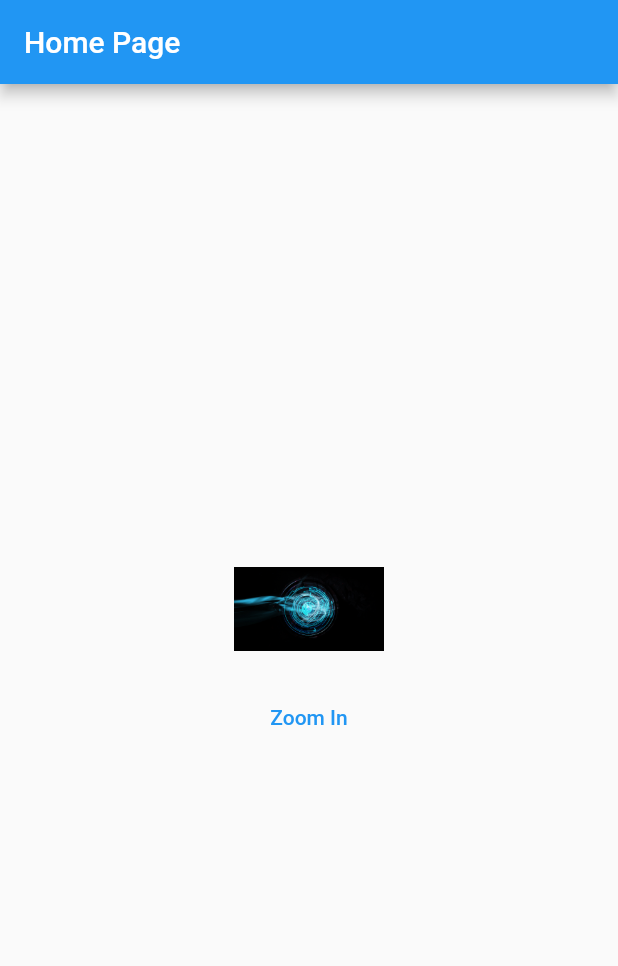
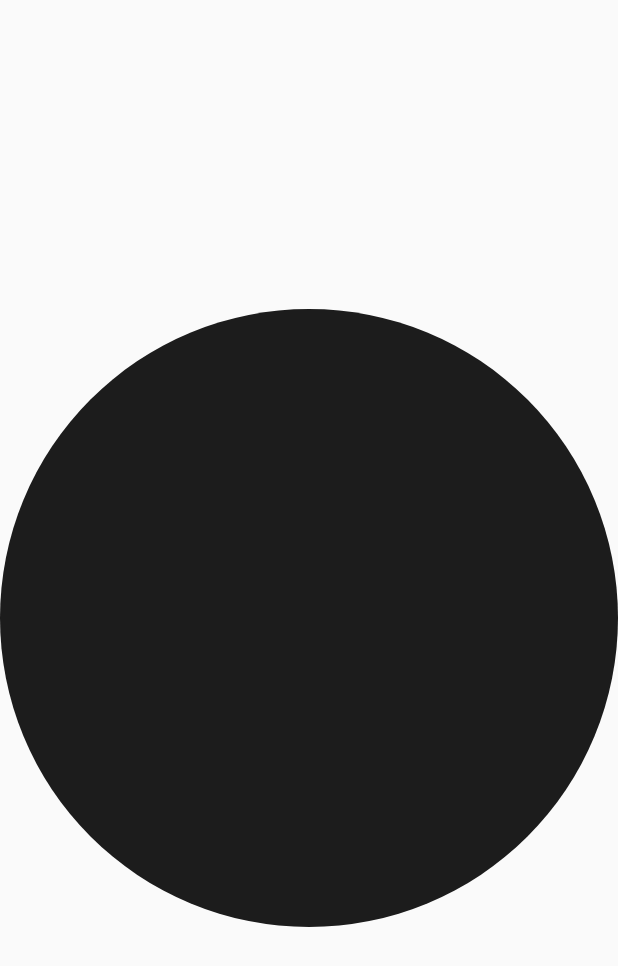
Before and after one commit to andriiSad/animations_advanced, a Flutter app: the screen it shows after launch, on a phone screen of 412 x 824 dp. Shown: the top 966 px of the screen. Run offline on Flutter 3.47's test engine with Material 2 defaults, Android fonts, the light colour scheme and no system bars.

Commit message:
changing colors circle, using TweenAnimationBuilder and CustomClipper

```diff
--- a/lib/main.dart
+++ b/lib/main.dart
@@ -1,4 +1,5 @@
 import 'package:flutter/material.dart';
+import 'dart:math' as math;
 
 void main() {
   runApp(
@@ -13,6 +14,35 @@ void main() {
   );
 }
 
+class CircleClipper extends CustomClipper<Path> {
+  const CircleClipper();
+  @override
+  Path getClip(Size size) {
+    var path = Path();
+
+    final rect = Rect.fromCircle(
+      center: Offset(size.width / 2, size.height / 2),
+      radius: size.width / 2,
+    );
+
+    path.addOval(rect);
+
+    return path;
+  }
+
+  @override
+  bool shouldReclip(covariant CustomClipper<Path> oldClipper) => false;
+}
+
+Color getRandomColor() {
+  return Color.fromARGB(
+    255,
+    math.Random().nextInt(256),
+    math.Random().nextInt(256),
+    math.Random().nextInt(256),
+  );
+}
+
 class HomePage extends StatefulWidget {
   const HomePage({super.key});
 
@@ -20,53 +50,42 @@ class HomePage extends StatefulWidget {
   State<HomePage> createState() => _HomePageState();
 }
 
-const defaultWidth = 100.0;
-
 class _HomePageState extends State<HomePage> {
-  var _isZoomedIn = false;
-  var _buttonTitle = 'Zoom In';
-  var _width = defaultWidth;
-  var _curve = Curves.bounceOut;
+  var _color = getRandomColor();
 
   @override
   Widget build(BuildContext context) {
+    final width = MediaQuery.of(context).size.width;
     return Scaffold(
-      appBar: AppBar(
-        title: const Text('Home Page'),
-      ),
-      body: Column(
-        mainAxisAlignment: MainAxisAlignment.center,
-        children: [
-          Row(
-            mainAxisAlignment: MainAxisAlignment.center,
-            children: [
-              AnimatedContainer(
-                width: _width,
-                duration: const Duration(milliseconds: 370),
-                curve: _curve,
-                child: Image.asset(
-                  'assets/images/wallpaper.png',
+      body: Center(
+        child: ClipPath(
+          clipper: const CircleClipper(),
+          child: TweenAnimationBuilder(
+            tween: ColorTween(
+              begin: getRandomColor(),
+              end: _color,
+            ),
+            onEnd: () {
+              setState(() {
+                _color = getRandomColor();
+              });
+            },
+            duration: const Duration(seconds: 1),
+            builder: (context, color, child) {
+              return ColorFiltered(
+                colorFilter: ColorFilter.mode(
+                  color!,
+                  BlendMode.srcATop,
                 ),
-              ),
-            ],
-          ),
-          const SizedBox(height: 20),
-          TextButton(
-            onPressed: () {
-              setState(
-                () {
-                  _isZoomedIn = !_isZoomedIn;
-                  _buttonTitle = _isZoomedIn ? 'Zoom Out' : 'Zoom In';
-                  _width = _isZoomedIn
-                      ? MediaQuery.of(context).size.width
-                      : defaultWidth;
-                  _curve = _isZoomedIn ? Curves.bounceInOut : Curves.bounceOut;
-                },
+                child: Container(
+                  width: width,
+                  height: width,
+                  color: getRandomColor(),
+                ),
               );
             },
-            child: Text(_buttonTitle),
           ),
-        ],
+        ),
       ),
     );
   }
```
